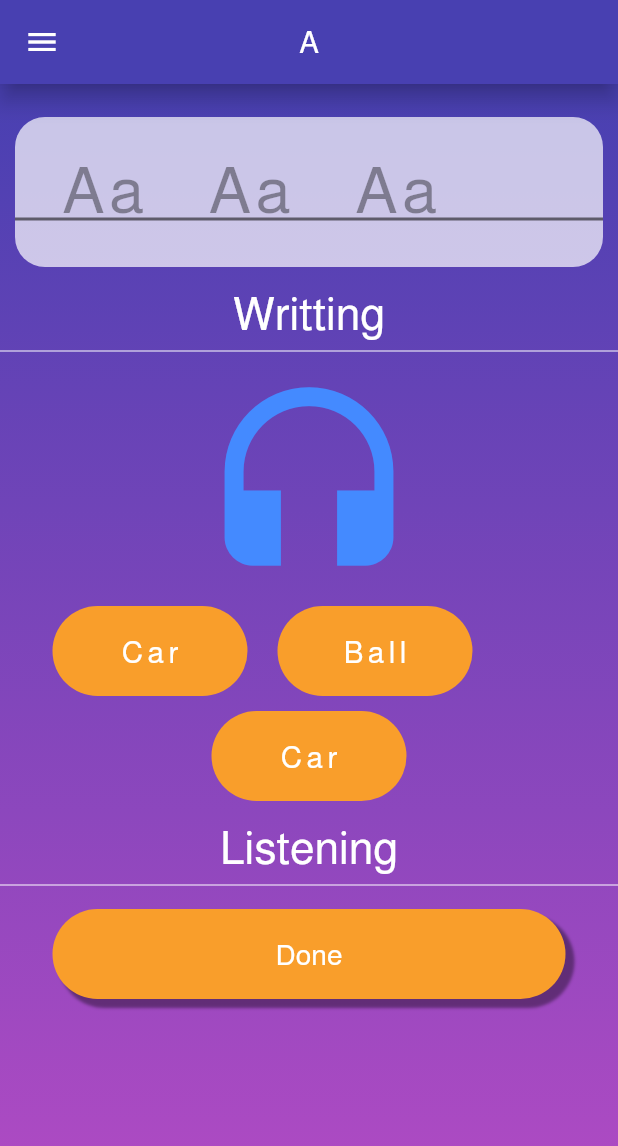
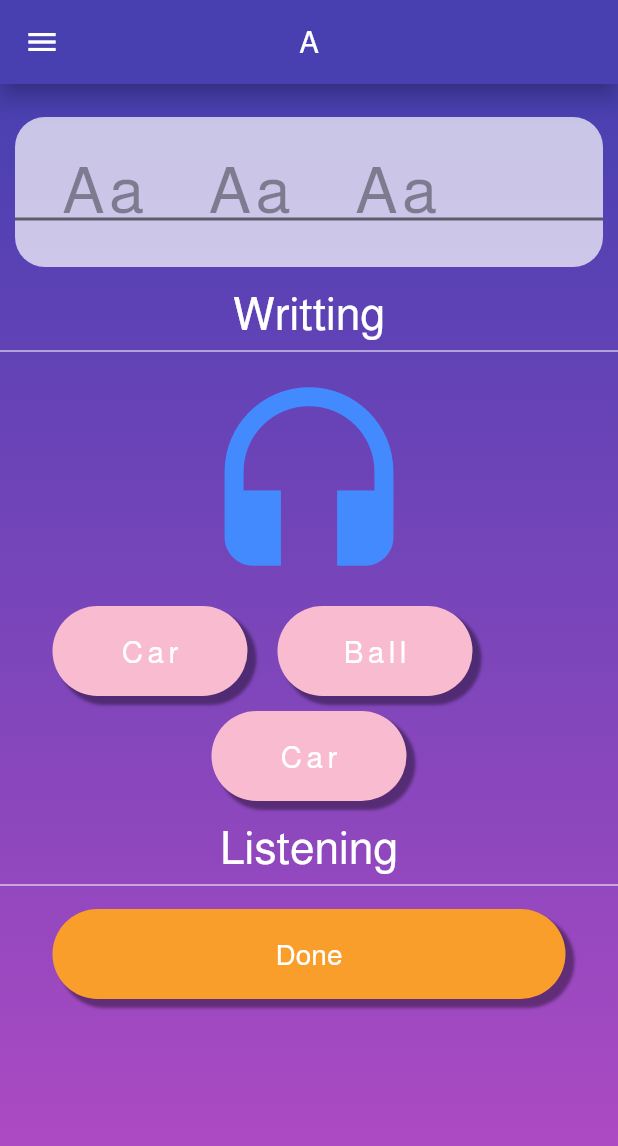
Before and after one commit to AyaAdnan/English-Adventure, a Flutter app: the Letterpage screen opened directly, on a phone screen of 412 x 824 dp. Shown: the top 1146 px of the screen. Run offline on Flutter 3.47's test engine with Material 2 defaults, Android fonts, the phone set to English and light mode, and no system bars.

```diff
--- a/lib/cc/Drawer.dart
+++ b/lib/cc/Drawer.dart
@@ -2,6 +2,8 @@ import 'package:flutter/cupertino.dart';
 import 'package:flutter/material.dart';
 import 'Map.dart';
 import 'package:english_adventure/Drawerpage/MyDegree.dart';
+import 'package:english_adventure/Drawerpage/MyNote.dart';
+
 
 
 
@@ -147,7 +149,7 @@ class _MyDrawerState extends State<MyDrawer> {
                 icon: Icon(Icons.note_add),
                 onPressed: () {
                   Navigator.push(context, MaterialPageRoute(builder: (context) {
-                    return Mydegree();
+                    return Mynote();
                   }));
                 }
 
--- a/lib/cc/LetterPage.dart
+++ b/lib/cc/LetterPage.dart
@@ -188,8 +188,17 @@ class _LetterpageState extends State<Letterpage>  {
                 height: 60,
 
                 decoration: BoxDecoration(
-                    color: Color(0xFFF99E2B),
-                    borderRadius: BorderRadius.circular(50)
+                    color: Colors.pink[100],
+                    borderRadius: BorderRadius.circular(50),
+                  boxShadow: [
+                    BoxShadow(
+                      color: Colors.black38,
+                      blurRadius: 1.0,
+                      offset: Offset(5, 5),
+                      spreadRadius: 1.0,
+                    )
+                  ],
+
                 ),
                 child: Center(
                   //heightFactor:0.4 ,
@@ -214,8 +223,17 @@ class _LetterpageState extends State<Letterpage>  {
                 height: 60,
 
                 decoration: BoxDecoration(
-                    color: Color(0xFFF99E2B),
-                    borderRadius: BorderRadius.circular(50)
+                    color: Colors.pink[100],
+                    borderRadius: BorderRadius.circular(50),
+                  boxShadow: [
+                    BoxShadow(
+                      color: Colors.black38,
+                      blurRadius: 1.0,
+                      offset: Offset(5, 5),
+                      spreadRadius: 1.0,
+                    )
+                  ],
+
                 ),
                 child: Center(
                   //heightFactor:0.4 ,
@@ -250,8 +268,18 @@ class _LetterpageState extends State<Letterpage>  {
               height: 60,
 
               decoration: BoxDecoration(
-                  color: Color(0xFFF99E2B),
-                  borderRadius: BorderRadius.circular(50)
+                  color: Colors.pink[100],
+                  borderRadius: BorderRadius.circular(50),
+                boxShadow: [
+                  BoxShadow(
+                    color: Colors.black38,
+                    blurRadius: 1.0,
+                    offset: Offset(5, 5),
+                    spreadRadius: 1.0,
+                  )
+                ],
+
+
               ),
               child: Center(
                 //heightFactor:0.4 ,
--- a/lib/images/img.dart
+++ b/lib/images/img.dart
@@ -35,6 +35,11 @@ class Images extends StatelessWidget {
             onTap: () {
               if (this.name == 'one') {
                 Navigator.push(context, MaterialPageRoute(builder: (context) {
+                  return Abc();
+                }));
+              }
+              else{
+                Navigator.push(context, MaterialPageRoute(builder: (context) {
                   return Units();
                 }));
               }
--- a/pubspec.yaml
+++ b/pubspec.yaml
@@ -50,6 +50,7 @@ flutter:
    - lib/assets/lock/
    - lib/assets/number/
    - lib/assets/face.jpg
+   - lib/assets/un1/
 
 
   fonts:
```
Also changed, not shown: lib/Drawerpage/MyNote.dart (added, +26 -0 lines), lib/cc/units.dart (+9 -3 lines), lib/cc/unpage.dart (added, +307 -0 lines).
